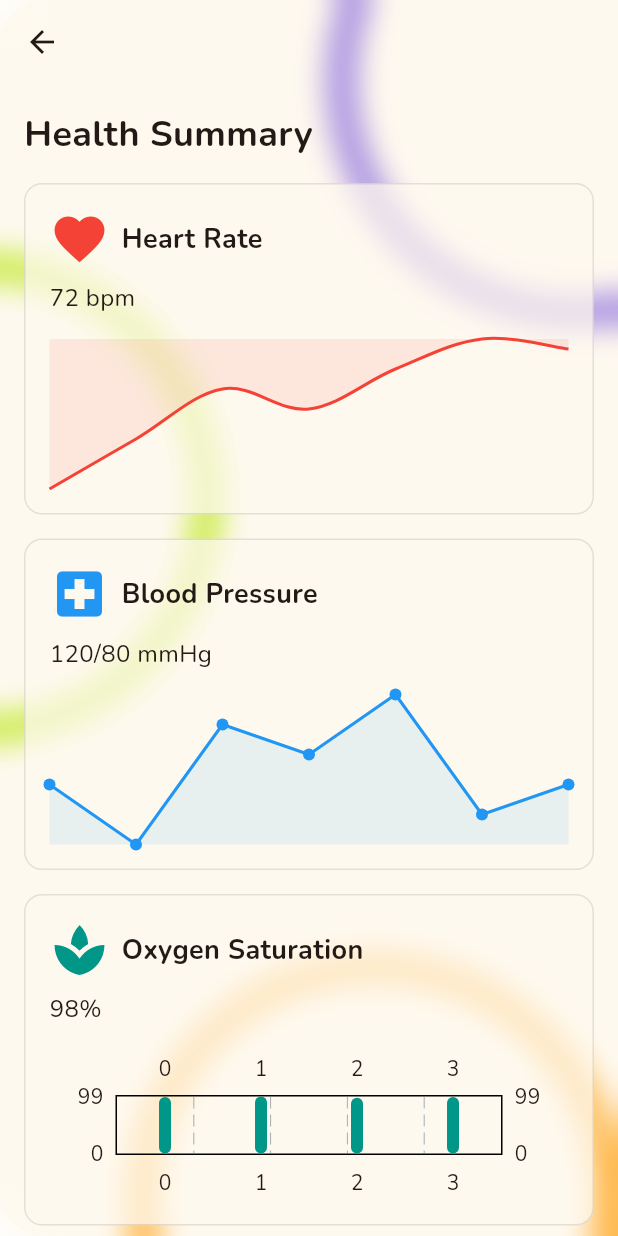
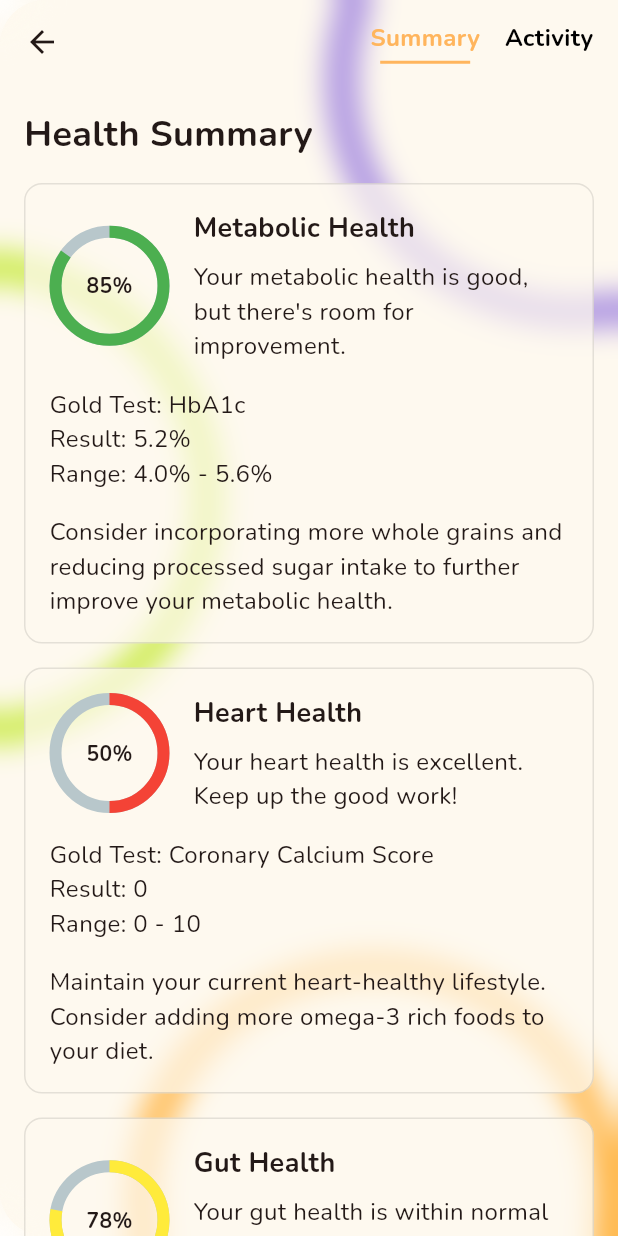
Before and after one commit to KhromeM/meddy, a Flutter app: the HealthPage screen opened directly, on a phone screen of 412 x 824 dp. Run offline on Flutter 3.47's test engine with Material 3 defaults, Android fonts, the phone set to English and light mode, and no system bars; drawn by our look-alikes of fl_chart, percent_indicator; our stand-ins replace blur, firebase_auth, firebase_core, flutter_markdown, flutter_riverpod, flutter_svg and 6 more; missing offline and left inert: jumping_dot, record, sound_stream; accounts and stored records are empty; network calls fail; project files that could hold a hidden picture were left out.

Commit message:
feat: version 1 of revamped health

```diff
--- /dev/null
+++ b/mobile/lib/models/health_category.dart
@@ -0,0 +1,19 @@
+class HealthCategory {
+  final String name;
+  final int score;
+  final String oneLineSummary;
+  final String goldTest;
+  final String result;
+  final String range;
+  final String recommendation;
+
+  HealthCategory({
+    required this.name,
+    required this.score,
+    required this.oneLineSummary,
+    required this.goldTest,
+    required this.result,
+    required this.range,
+    required this.recommendation,
+  });
+}
--- a/mobile/lib/pages/health_page.dart
+++ b/mobile/lib/pages/health_page.dart
@@ -2,16 +2,54 @@ import 'dart:ui';
 
 import 'package:flutter/material.dart';
 import 'package:fl_chart/fl_chart.dart';
-import 'package:meddymobile/widgets/backnav_app_bar.dart';
+import 'package:meddymobile/models/health_category.dart';
 import 'package:meddymobile/widgets/main_background.dart';
+import 'package:percent_indicator/circular_percent_indicator.dart';
+
+// Simulated data fetched from Health.jsx
+List<HealthCategory> healthCategories = [
+  HealthCategory(
+    name: 'Metabolic Health',
+    score: 85,
+    oneLineSummary:
+        "Your metabolic health is good, but there's room for improvement.",
+    goldTest: 'HbA1c',
+    result: '5.2%',
+    range: '4.0% - 5.6%',
+    recommendation:
+        "Consider incorporating more whole grains and reducing processed sugar intake to further improve your metabolic health.",
+  ),
+  HealthCategory(
+    name: 'Heart Health',
+    score: 50,
+    oneLineSummary: 'Your heart health is excellent. Keep up the good work!',
+    goldTest: 'Coronary Calcium Score',
+    result: '0',
+    range: '0 - 10',
+    recommendation:
+        "Maintain your current heart-healthy lifestyle. Consider adding more omega-3 rich foods to your diet.",
+  ),
+  HealthCategory(
+    name: "Gut Health",
+    score: 78,
+    oneLineSummary:
+        "Your gut health is within normal range, but could use some attention.",
+    goldTest: "Comprehensive Stool Analysis",
+    result: "See details",
+    range: "Varies by marker",
+    recommendation:
+        "Increase your intake of probiotic-rich foods and consider a high-quality probiotic supplement.",
+  ),
+];
 
 class HealthPage extends StatefulWidget {
   @override
   _HealthPageState createState() => _HealthPageState();
 }
 
-class _HealthPageState extends State<HealthPage>
-    with SingleTickerProviderStateMixin {
+class _HealthPageState extends State<HealthPage> {
+  bool showActivityStatus = false;
+
   Widget _buildStyledCard(Widget child) {
     return Container(
       decoration: BoxDecoration(
@@ -179,76 +217,6 @@ class _HealthPageState extends State<HealthPage>
     );
   }
 
-  Widget _buildOxygenSaturationGraph() {
-    return BarChart(
-      BarChartData(
-        alignment: BarChartAlignment.spaceAround,
-        barGroups: [
-          BarChartGroupData(
-              x: 0, barRods: [BarChartRodData(toY: 98, color: Colors.teal)]),
-          BarChartGroupData(
-              x: 1, barRods: [BarChartRodData(toY: 99, color: Colors.teal)]),
-          BarChartGroupData(
-              x: 2, barRods: [BarChartRodData(toY: 97, color: Colors.teal)]),
-          BarChartGroupData(
-              x: 3, barRods: [BarChartRodData(toY: 98, color: Colors.teal)]),
-        ],
-      ),
-    );
-  }
-
-  Widget _buildBloodGlucoseGraph() {
-    return PieChart(
-      PieChartData(
-        sections: [
-          PieChartSectionData(
-              value: 40, color: Colors.purple, title: '40%', radius: 30),
-          PieChartSectionData(
-              value: 30,
-              color: Colors.purple.withOpacity(0.7),
-              title: '30%',
-              radius: 30),
-          PieChartSectionData(
-              value: 20,
-              color: Colors.purple.withOpacity(0.5),
-              title: '20%',
-              radius: 30),
-          PieChartSectionData(
-              value: 10,
-              color: Colors.purple.withOpacity(0.3),
-              title: '10%',
-              radius: 30),
-        ],
-      ),
-    );
-  }
-
-  Widget _buildNutritionGraph() {
-    return LineChart(
-      LineChartData(
-        gridData: FlGridData(show: false),
-        titlesData: FlTitlesData(show: false),
-        borderData: FlBorderData(show: false),
-        lineBarsData: [
-          LineChartBarData(
-            spots: [
-              FlSpot(0, 2000),
-              FlSpot(1, 1800),
-              FlSpot(2, 2100),
-              FlSpot(3, 1900),
-              FlSpot(4, 2200),
-            ],
-            isCurved: true,
-            color: Colors.green,
-            dotData: FlDotData(show: false),
-            belowBarData:
-                BarAreaData(show: true, color: Colors.green.withOpacity(0.2)),
-          ),
-        ],
-      ),
-    );
-  }
-
   Widget _buildSleepGraph() {
     return BarChart(
       BarChartData(
@@ -310,31 +278,9 @@ class _HealthPageState extends State<HealthPage>
     );
   }
 
-  @override
-  Widget build(BuildContext context) {
-    return Stack(
+  Widget _buildActivityStatusCards() {
+    return Column(
       children: [
-        MainBackground(),
-        BackdropFilter(
-          filter: ImageFilter.blur(sigmaX: 10, sigmaY: 10),
-          child: Scaffold(
-            backgroundColor: Colors.transparent,
-            appBar: AppBar(
-              backgroundColor: Colors.transparent,
-              forceMaterialTransparency: true,
-            ),
-            body: SingleChildScrollView(
-              child: Padding(
-                padding: const EdgeInsets.all(16.0),
-                child: Column(
-                  crossAxisAlignment: CrossAxisAlignment.start,
-                  children: [
-                    Text(
-                      'Health Summary',
-                      style:
-                          TextStyle(fontSize: 24, fontWeight: FontWeight.bold),
-                    ),
-                    SizedBox(height: 16),
         _buildHealthSummaryCard(
           icon: Icons.favorite,
           title: 'Heart Rate',
@@ -352,36 +298,11 @@ class _HealthPageState extends State<HealthPage>
         ),
         SizedBox(height: 16),
         _buildHealthSummaryCard(
-                      icon: Icons.spa,
-                      title: 'Oxygen Saturation',
-                      value: '98%',
-                      color: Colors.teal,
-                      graph: _buildOxygenSaturationGraph(),
-                    ),
-                    SizedBox(height: 16),
-                    _buildHealthSummaryCard(
-                      icon: Icons.bloodtype,
-                      title: 'Blood Glucose',
-                      value: '90 mg/dL',
-                      color: Colors.purple,
-                      graph: _buildBloodGlucoseGraph(),
-                    ),
-                    SizedBox(height: 16),
-                    _buildHealthSummaryCard(
           icon: Icons.directions_walk,
           title: 'Steps',
           value: '10,000 steps',
           color: Colors.blue,
           graph: _buildStepsGraph(),
-                    ),
-                    SizedBox(height: 16),
-                    _buildHealthSummaryCard(
-                      icon: Icons.fastfood,
-                      title: 'Nutrition',
-                      value:
-                          'Calories: 2000 kcal\nProteins: 150g\nCarbohydrates: 250g\nFats: 70g',
-                      color: Colors.green,
-                      graph: _buildNutritionGraph(),
         ),
         SizedBox(height: 16),
         _buildHealthSummaryCard(
@@ -393,6 +314,175 @@ class _HealthPageState extends State<HealthPage>
         ),
         SizedBox(height: 16),
       ],
+    );
+  }
+
+  Color _getScoreColor(int score) {
+    if (score >= 80) {
+      return Colors.green;
+    } else if (score >= 60) {
+      return Colors.yellow;
+    } else {
+      return Colors.red;
+    }
+  }
+
+  Widget _buildHealthSummaryCards() {
+    return Column(
+      children: healthCategories.map((category) {
+        return Padding(
+          padding: const EdgeInsets.only(bottom: 16.0),
+          child: _buildStyledCard(
+            Column(
+              crossAxisAlignment: CrossAxisAlignment.start,
+              children: [
+                Row(
+                  children: [
+                    CircularPercentIndicator(
+                      radius: 40.0,
+                      lineWidth: 8.0,
+                      percent: category.score / 100,
+                      center: Text(
+                        '${category.score}%',
+                        style: TextStyle(fontWeight: FontWeight.bold),
+                      ),
+                      progressColor: _getScoreColor(category.score),
+                    ),
+                    SizedBox(width: 16),
+                    Expanded(
+                      child: Column(
+                        crossAxisAlignment: CrossAxisAlignment.start,
+                        children: [
+                          Text(category.name,
+                              style: TextStyle(
+                                  fontSize: 18, fontWeight: FontWeight.bold)),
+                          SizedBox(height: 8),
+                          Text(category.oneLineSummary,
+                              style: TextStyle(fontSize: 16)),
+                        ],
+                      ),
+                    ),
+                  ],
+                ),
+                SizedBox(height: 16),
+                Text('Gold Test: ${category.goldTest}',
+                    style: TextStyle(fontSize: 16)),
+                Text('Result: ${category.result}',
+                    style: TextStyle(fontSize: 16)),
+                Text('Range: ${category.range}',
+                    style: TextStyle(fontSize: 16)),
+                SizedBox(height: 16),
+                Text(category.recommendation, style: TextStyle(fontSize: 16)),
+              ],
+            ),
+          ),
+        );
+      }).toList(),
+    );
+  }
+
+  @override
+  Widget build(BuildContext context) {
+    return Stack(
+      children: [
+        MainBackground(),
+        BackdropFilter(
+          filter: ImageFilter.blur(sigmaX: 10, sigmaY: 10),
+          child: Scaffold(
+            backgroundColor: Colors.transparent,
+            appBar: AppBar(
+              backgroundColor: Colors.transparent,
+              forceMaterialTransparency: true,
+              actions: [
+                Padding(
+                  padding: const EdgeInsets.only(right: 16.0),
+                  child: Column(
+                    mainAxisAlignment: MainAxisAlignment.center,
+                    children: [
+                      Row(
+                        children: [
+                          GestureDetector(
+                            onTap: () {
+                              setState(() {
+                                showActivityStatus = false;
+                              });
+                            },
+                            child: Column(
+                              children: [
+                                Text(
+                                  'Summary',
+                                  style: TextStyle(
+                                    fontSize: 16,
+                                    fontWeight: FontWeight.bold,
+                                    color: !showActivityStatus
+                                        ? Color(0xFFFFB55D)
+                                        : Colors.black,
+                                  ),
+                                ),
+                                SizedBox(height: 4),
+                                Container(
+                                  height: 2,
+                                  width: 60,
+                                  color: !showActivityStatus
+                                      ? Color(0xFFFFB55D)
+                                      : Colors.transparent,
+                                ),
+                              ],
+                            ),
+                          ),
+                          SizedBox(width: 16),
+                          GestureDetector(
+                            onTap: () {
+                              setState(() {
+                                showActivityStatus = true;
+                              });
+                            },
+                            child: Column(
+                              children: [
+                                Text(
+                                  'Activity',
+                                  style: TextStyle(
+                                    fontSize: 16,
+                                    fontWeight: FontWeight.bold,
+                                    color: showActivityStatus
+                                        ? Color(0xFFFFB55D)
+                                        : Colors.black,
+                                  ),
+                                ),
+                                SizedBox(height: 4),
+                                Container(
+                                  height: 2,
+                                  width: 60,
+                                  color: showActivityStatus
+                                      ? Color(0xFFFFB55D)
+                                      : Colors.transparent,
+                                ),
+                              ],
+                            ),
+                          ),
+                        ],
+                      ),
+                    ],
+                  ),
+                ),
+              ],
+            ),
+            body: SingleChildScrollView(
+              child: Padding(
+                padding: const EdgeInsets.all(16.0),
+                child: Column(
+                  crossAxisAlignment: CrossAxisAlignment.start,
+                  children: [
+                    Text(
+                      'Health Summary',
+                      style:
+                          TextStyle(fontSize: 24, fontWeight: FontWeight.bold),
+                    ),
+                    SizedBox(height: 16),
+                    showActivityStatus
+                        ? _buildActivityStatusCards()
+                        : _buildHealthSummaryCards(),
+                  ],
                 ),
               ),
             ),
--- /dev/null
+++ b/mobile/lib/widgets/health_card.dart
@@ -0,0 +1,34 @@
+import 'package:flutter/material.dart';
+import 'package:meddymobile/models/health_category.dart';
+
+class HealthCard extends StatelessWidget {
+  final HealthCategory category;
+
+  HealthCard({required this.category});
+
+  @override
+  Widget build(BuildContext context) {
+    return Card(
+      child: Padding(
+        padding: const EdgeInsets.all(8.0),
+        child: Column(
+          crossAxisAlignment: CrossAxisAlignment.start,
+          children: [
+            Text(category.name, style: TextStyle(fontSize: 18, fontWeight: FontWeight.bold)),
+            Text('Score: ${category.score}'),
+            LinearProgressIndicator(
+              value: category.score / 100,
+              color: category.score > 80 ? Colors.green : category.score > 60 ? Colors.yellow : Colors.red,
+            ),
+            SizedBox(height: 8),
+            Text(category.oneLineSummary),
+            Text('Gold Standard Test: ${category.goldTest}'),
+            Text('Result: ${category.result}'),
+            Text('Normal Range: ${category.range}'),
+            Text('Recommendation: ${category.recommendation}'),
+          ],
+        ),
+      ),
+    );
+  }
+}
```
Lines whose indentation alone changed are shown as unchanged.
